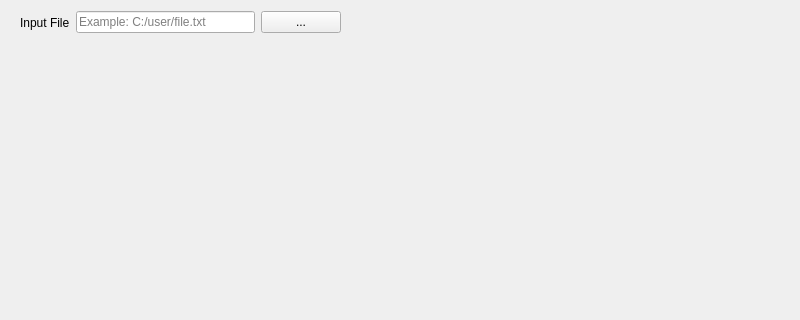
This is Project_1/mainwindow.ui in Hannsel101/PCIP_Intern_Proj_1 as Qt 5 draws it before an edit; both pictures show x 0 to 800 and y 0 to 320 of the 800 by 600 pixel window. The edited form follows.
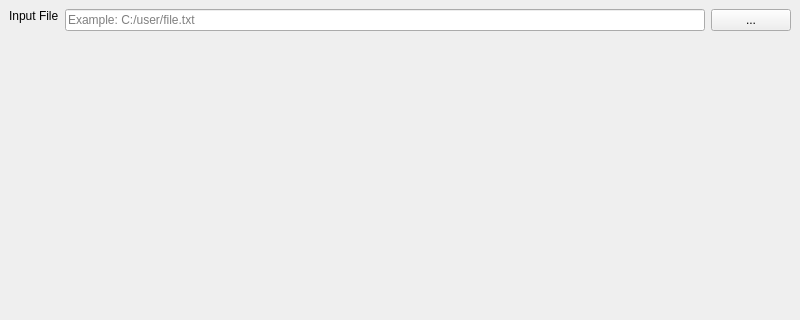
This is the edited form.

Commit message: Fixed scaling issues observed when expanding and shrinking window size

The edit to the form file:
```diff
--- a/Project_1/mainwindow.ui
+++ b/Project_1/mainwindow.ui
@@ -14,24 +14,17 @@
    <string>MainWindow</string>
   </property>
   <widget class="QWidget" name="centralwidget">
-   <widget class="QWidget" name="">
-    <property name="geometry">
-     <rect>
-      <x>20</x>
-      <y>10</y>
-      <width>321</width>
-      <height>25</height>
-     </rect>
-    </property>
+   <layout class="QGridLayout" name="gridLayout">
+    <item row="0" column="0">
     <layout class="QHBoxLayout" name="horizontalLayout">
-     <item>
+      <item alignment="Qt::AlignTop">
       <widget class="QLabel" name="Input_Label">
        <property name="text">
         <string>Input File</string>
        </property>
       </widget>
      </item>
-     <item>
+      <item alignment="Qt::AlignTop">
       <widget class="QLineEdit" name="Input_LineEdit">
        <property name="inputMask">
         <string/>
@@ -44,7 +37,7 @@
        </property>
       </widget>
      </item>
-     <item>
+      <item alignment="Qt::AlignTop">
       <widget class="QPushButton" name="InputSearch_Button">
        <property name="text">
         <string>...</string>
@@ -52,7 +45,8 @@
       </widget>
      </item>
     </layout>
-   </widget>
+    </item>
+   </layout>
   </widget>
   <widget class="QMenuBar" name="menubar">
    <property name="geometry">
```
Lines whose indentation alone changed are shown as unchanged. The commit also changes 3 other files.
